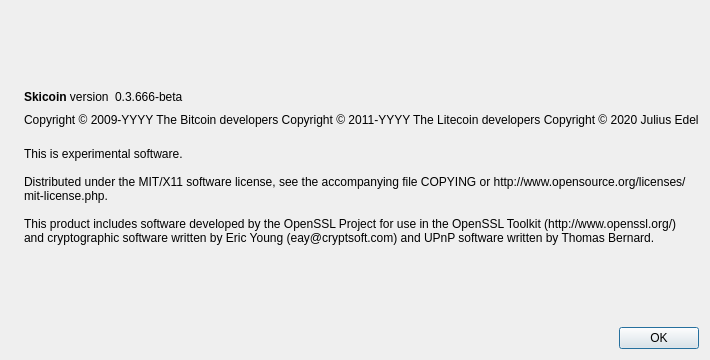
This is src/qt/forms/aboutdialog.ui in realcaesar/skicoin as Qt 5 draws it before an edit. The edited form follows.
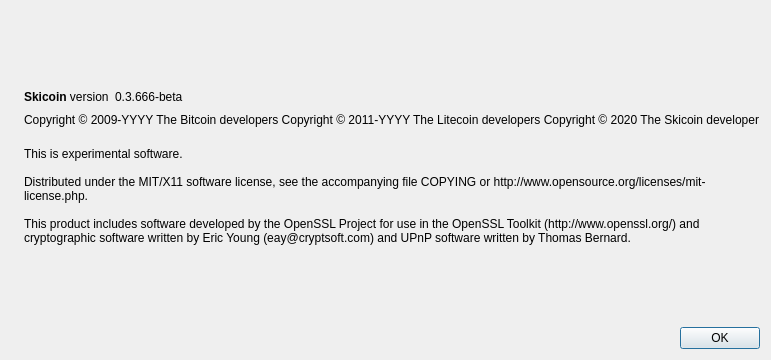
This is the edited form. Icons and pictures are not drawn.

The edit to the form file:
```diff
--- a/src/qt/forms/aboutdialog.ui
+++ b/src/qt/forms/aboutdialog.ui
@@ -93,7 +93,7 @@
        <property name="text">
         <string notr="true">Copyright &amp;copy; 2009-YYYY The Bitcoin developers
 Copyright &amp;copy; 2011-YYYY The Litecoin developers
-Copyright &amp;copy; 2020 Julius Edel</string>
+Copyright &amp;copy; 2020 The Skicoin developer</string>
        </property>
        <property name="textFormat">
         <enum>Qt::RichText</enum>
```
